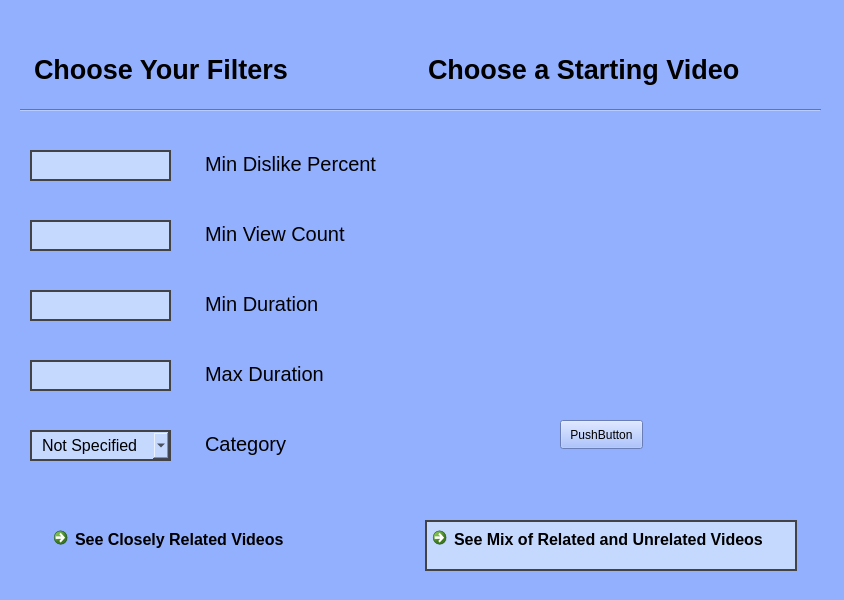
The window that YourTube/mainwindow.ui (chrisnicollo/Choose-YourTube) describes before a commit, drawn with Qt 5.
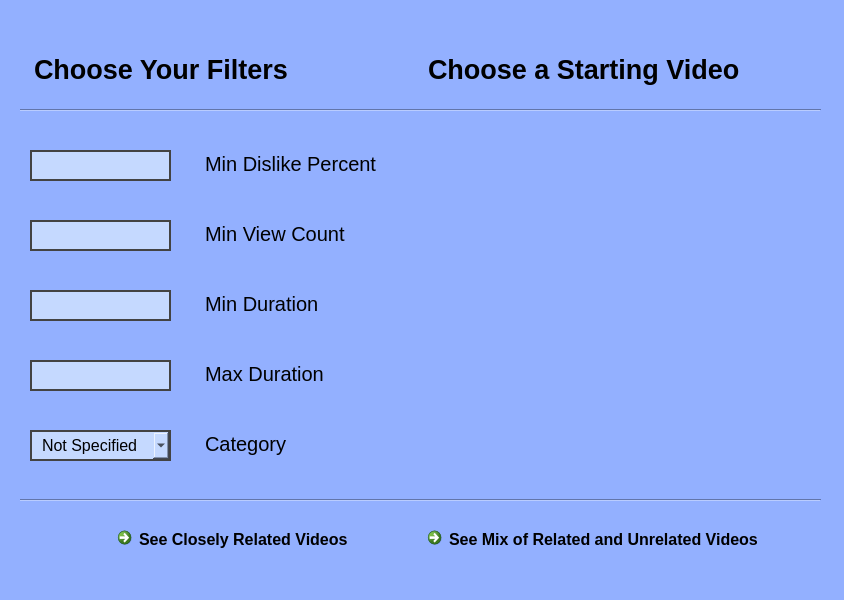
The same window after the commit.

Diff of the .ui file:
```diff
--- a/YourTube/mainwindow.ui
+++ b/YourTube/mainwindow.ui
@@ -371,21 +371,18 @@
      <enum>Qt::Horizontal</enum>
     </property>
    </widget>
-   <widget class="QWidget" name="horizontalLayoutWidget_2">
-    <property name="geometry">
-     <rect>
-      <x>46</x>
-      <y>520</y>
-      <width>751</width>
-      <height>51</height>
-     </rect>
-    </property>
-    <layout class="QHBoxLayout" name="horizontalLayout_2">
-     <item>
       <widget class="QCommandLinkButton" name="commandLinkButton_2">
+    <property name="geometry">
+     <rect>
+      <x>110</x>
+      <y>520</y>
+      <width>251</width>
+      <height>49</height>
+     </rect>
+    </property>
        <property name="styleSheet">
         <string notr="true">QCommandLinkButton {
-	border: black;
+	alternate-background-color: rgb(255, 7, 7);
 	color: black;
 	padding-left: 10px;
 	padding-right: 10px;
@@ -396,16 +393,21 @@
         <string>See Closely Related Videos</string>
        </property>
       </widget>
-     </item>
-     <item>
       <widget class="QCommandLinkButton" name="commandLinkButton">
+    <property name="geometry">
+     <rect>
+      <x>420</x>
+      <y>520</y>
+      <width>361</width>
+      <height>49</height>
+     </rect>
+    </property>
        <property name="styleSheet">
         <string notr="true">QCommandLinkButton {
-	border: 2px solid rgb(67, 67, 67);
+	alternate-background-color: rgb(255, 7, 7);
 	color: black;
 	padding-left: 10px;
 	padding-right: 10px;
-	background-color: rgb(197, 217, 255);
 	font-size: 16px;
 }</string>
        </property>
@@ -413,20 +415,17 @@
         <string>See Mix of Related and Unrelated Videos</string>
        </property>
       </widget>
-     </item>
-    </layout>
-   </widget>
-   <widget class="QPushButton" name="pushButton">
+   <widget class="Line" name="line_2">
     <property name="geometry">
      <rect>
-      <x>560</x>
-      <y>420</y>
-      <width>83</width>
-      <height>29</height>
+      <x>20</x>
+      <y>490</y>
+      <width>801</width>
+      <height>20</height>
      </rect>
     </property>
-    <property name="text">
-     <string>PushButton</string>
+    <property name="orientation">
+     <enum>Qt::Horizontal</enum>
     </property>
    </widget>
   </widget>
```
Lines whose indentation alone changed are shown as unchanged.
